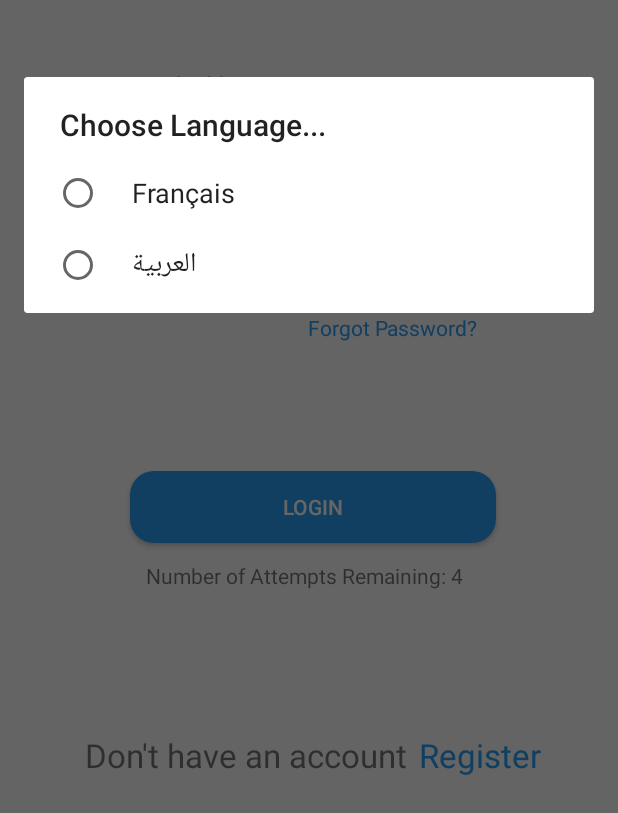
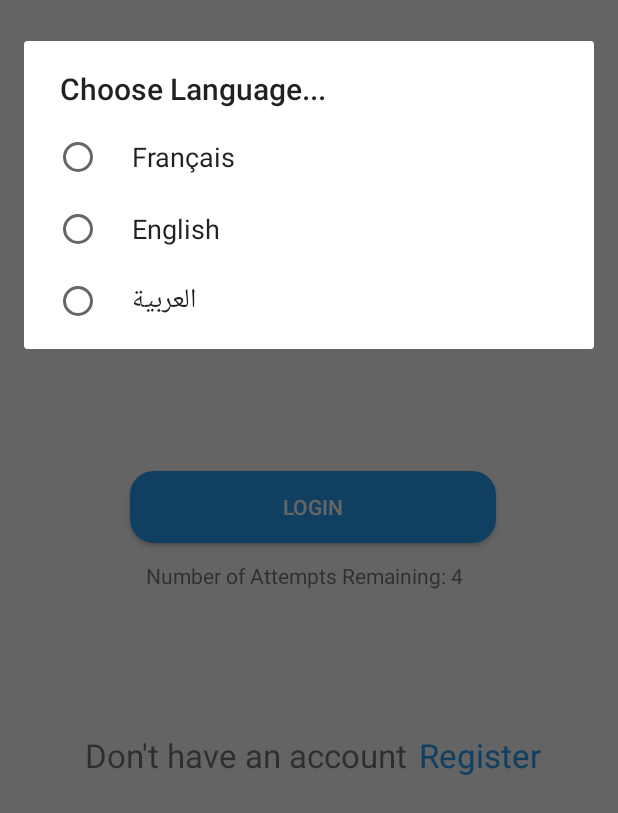
Before and after one commit to ELBAHLOULZIAD/minicap, an Android app: the screen it shows after launch (Login), after a tap on "BUTTON", on a phone screen of 412 x 824 dp, the part 423-1236 px from its top. Run offline under Robolectric (Android 15) with nearby library versions, the light colour scheme and no system bars; our stand-ins replace Firebase (no records; nobody signed in at launch, a user with empty details on screens opened directly); libraries missing offline, so code that uses them is left out: com.facebook, com.facebook.appevents, com.facebook.login; 3 other taps on this screen came first.

Commit message:
Changing layout and design and removed facebook login button

```diff
--- a/app/src/main/java/com/example/database/Login.java
+++ b/app/src/main/java/com/example/database/Login.java
@@ -187,7 +187,7 @@ private void checkEmailVerification(){
 
     private void showChangeLanguageDialog() {
 
-        final String [] listItems={"Français", "العربية"};
+        final String [] listItems={"Français","English" ,"العربية"};
         AlertDialog.Builder mBuilder = new AlertDialog.Builder(Login.this);
         mBuilder.setTitle("Choose Language...");
         mBuilder.setSingleChoiceItems(listItems, -1, new DialogInterface.OnClickListener() {
--- a/app/src/main/res/layout/activity_login.xml
+++ b/app/src/main/res/layout/activity_login.xml
@@ -144,8 +144,6 @@
         android:layout_width="wrap_content"
         android:layout_height="wrap_content"
         android:text="Button"
-        app:layout_constraintEnd_toEndOf="parent"
-        app:layout_constraintHorizontal_bias="0.0"
         app:layout_constraintStart_toStartOf="parent"
         app:layout_constraintTop_toTopOf="parent" />
 
```
Also changed, not shown: 2 other files.
